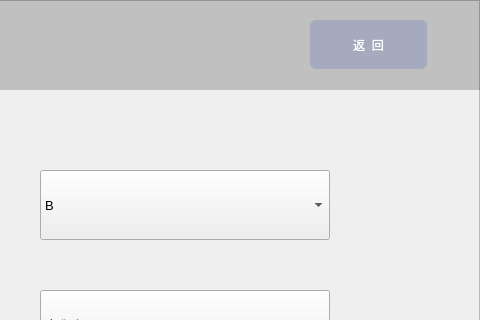
Old version of the form configure.ui in the repository thewayI/tiny4412; both pictures show x 800 to 1280 and y 0 to 320 of the 1280 by 800 pixel window.
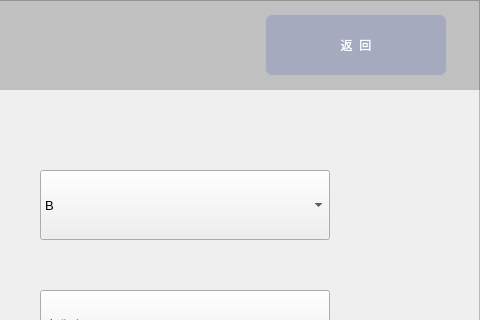
New version of the form. Icons and pictures are not drawn.

```diff
--- a/configure.ui
+++ b/configure.ui
@@ -480,10 +480,10 @@
   <widget class="QPushButton" name="btn_configureMachine_2">
    <property name="geometry">
     <rect>
-     <x>1110</x>
-     <y>20</y>
-     <width>117</width>
-     <height>49</height>
+     <x>1066</x>
+     <y>15</y>
+     <width>180</width>
+     <height>60</height>
     </rect>
    </property>
    <property name="font">
```
